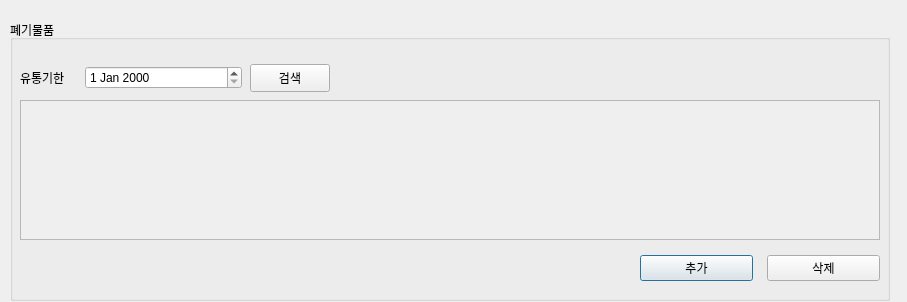
Before: the Qt Designer form ui/폐기물품.ui in johnnyapu15/IDB, drawn with Qt 5.
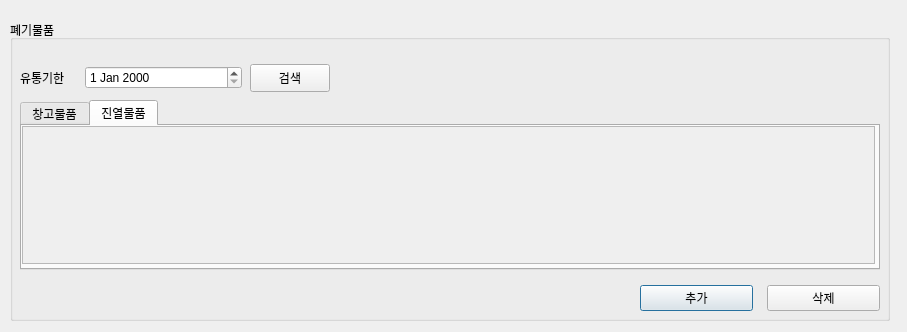
After: the same form once the commit is applied.

Commit message: 재웅 폐기물품 수정

```diff
--- a/ui/폐기물품.ui
+++ b/ui/폐기물품.ui
@@ -7,7 +7,7 @@
     <x>0</x>
     <y>0</y>
     <width>907</width>
-    <height>302</height>
+    <height>332</height>
    </rect>
   </property>
   <property name="windowTitle">
@@ -19,7 +19,7 @@
      <x>10</x>
      <y>20</y>
      <width>880</width>
-     <height>281</height>
+     <height>301</height>
     </rect>
    </property>
    <property name="title">
@@ -28,40 +28,6 @@
    <property name="flat">
     <bool>true</bool>
    </property>
-   <widget class="QScrollArea" name="scrollArea_11">
-    <property name="geometry">
-     <rect>
-      <x>10</x>
-      <y>80</y>
-      <width>860</width>
-      <height>140</height>
-     </rect>
-    </property>
-    <property name="widgetResizable">
-     <bool>true</bool>
-    </property>
-    <widget class="QWidget" name="scrollAreaWidgetContents_11">
-     <property name="geometry">
-      <rect>
-       <x>0</x>
-       <y>0</y>
-       <width>858</width>
-       <height>138</height>
-      </rect>
-     </property>
-     <widget class="QWidget" name="gridLayoutWidget_11">
-      <property name="geometry">
-       <rect>
-        <x>0</x>
-        <y>0</y>
-        <width>861</width>
-        <height>131</height>
-       </rect>
-      </property>
-      <layout class="QGridLayout" name="gridLayout_11"/>
-     </widget>
-    </widget>
-   </widget>
    <widget class="QWidget" name="horizontalLayoutWidget_11">
     <property name="geometry">
      <rect>
@@ -104,7 +70,7 @@
     <property name="geometry">
      <rect>
       <x>630</x>
-      <y>230</y>
+      <y>260</y>
       <width>240</width>
       <height>36</height>
      </rect>
@@ -142,6 +108,97 @@
      <string>검색</string>
     </property>
    </widget>
+   <widget class="QTabWidget" name="tabWidget">
+    <property name="geometry">
+     <rect>
+      <x>10</x>
+      <y>80</y>
+      <width>860</width>
+      <height>170</height>
+     </rect>
+    </property>
+    <property name="currentIndex">
+     <number>1</number>
+    </property>
+    <widget class="QWidget" name="tab">
+     <attribute name="title">
+      <string>창고물품</string>
+     </attribute>
+     <widget class="QScrollArea" name="scrollArea_12">
+      <property name="geometry">
+       <rect>
+        <x>0</x>
+        <y>0</y>
+        <width>853</width>
+        <height>138</height>
+       </rect>
+      </property>
+      <property name="widgetResizable">
+       <bool>true</bool>
+      </property>
+      <widget class="QWidget" name="scrollAreaWidgetContents_12">
+       <property name="geometry">
+        <rect>
+         <x>0</x>
+         <y>0</y>
+         <width>851</width>
+         <height>136</height>
+        </rect>
+       </property>
+       <widget class="QWidget" name="gridLayoutWidget_12">
+        <property name="geometry">
+         <rect>
+          <x>0</x>
+          <y>0</y>
+          <width>861</width>
+          <height>131</height>
+         </rect>
+        </property>
+        <layout class="QGridLayout" name="gridLayout_12"/>
+       </widget>
+      </widget>
+     </widget>
+    </widget>
+    <widget class="QWidget" name="tab_2">
+     <attribute name="title">
+      <string>진열물품</string>
+     </attribute>
+     <widget class="QScrollArea" name="scrollArea_13">
+      <property name="geometry">
+       <rect>
+        <x>0</x>
+        <y>0</y>
+        <width>853</width>
+        <height>138</height>
+       </rect>
+      </property>
+      <property name="widgetResizable">
+       <bool>true</bool>
+      </property>
+      <widget class="QWidget" name="scrollAreaWidgetContents_15">
+       <property name="geometry">
+        <rect>
+         <x>0</x>
+         <y>0</y>
+         <width>851</width>
+         <height>136</height>
+        </rect>
+       </property>
+       <widget class="QWidget" name="gridLayoutWidget_15">
+        <property name="geometry">
+         <rect>
+          <x>0</x>
+          <y>0</y>
+          <width>861</width>
+          <height>131</height>
+         </rect>
+        </property>
+        <layout class="QGridLayout" name="gridLayout_15"/>
+       </widget>
+      </widget>
+     </widget>
+    </widget>
+   </widget>
   </widget>
  </widget>
  <resources/>
```
